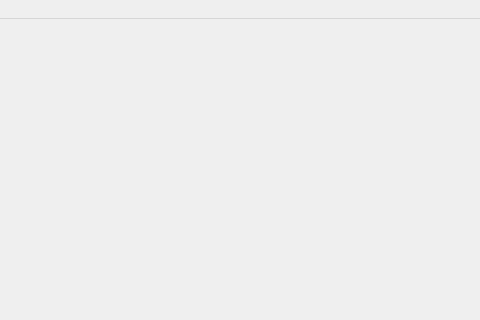
Before: the Qt Designer form mainwindow.ui in minotor-org/minotor, drawn with Qt 5; both pictures show x 289 to 769 and y 0 to 320 of the 1155 by 828 pixel window.
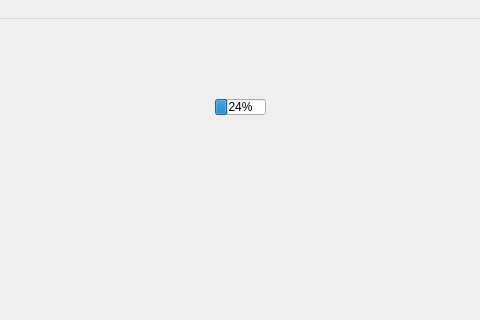
After: the same form once the commit is applied.

Commit message: Added clock and midi note indicators o ui, clock is working, midi note not yet implemented

Patch:
```diff
--- a/mainwindow.ui
+++ b/mainwindow.ui
@@ -13,7 +13,21 @@
   <property name="windowTitle">
    <string>Minotor</string>
   </property>
-  <widget class="QWidget" name="centralWidget"/>
+  <widget class="QWidget" name="centralWidget">
+   <widget class="QProgressBar" name="progressBar">
+    <property name="geometry">
+     <rect>
+      <x>220</x>
+      <y>80</y>
+      <width>51</width>
+      <height>16</height>
+     </rect>
+    </property>
+    <property name="value">
+     <number>24</number>
+    </property>
+   </widget>
+  </widget>
   <widget class="QMenuBar" name="menuBar">
    <property name="geometry">
     <rect>
```
The commit also changes 5 other files.
